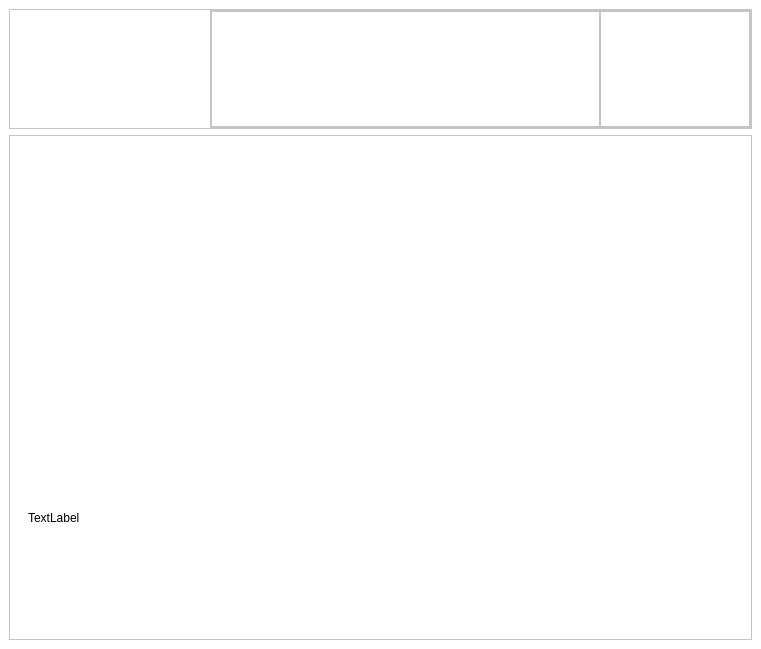
Above: Proyecto_1/interfaz.ui from JavierSanchez17/Proyecto_Estructuras before the change. Below: the same form after it.
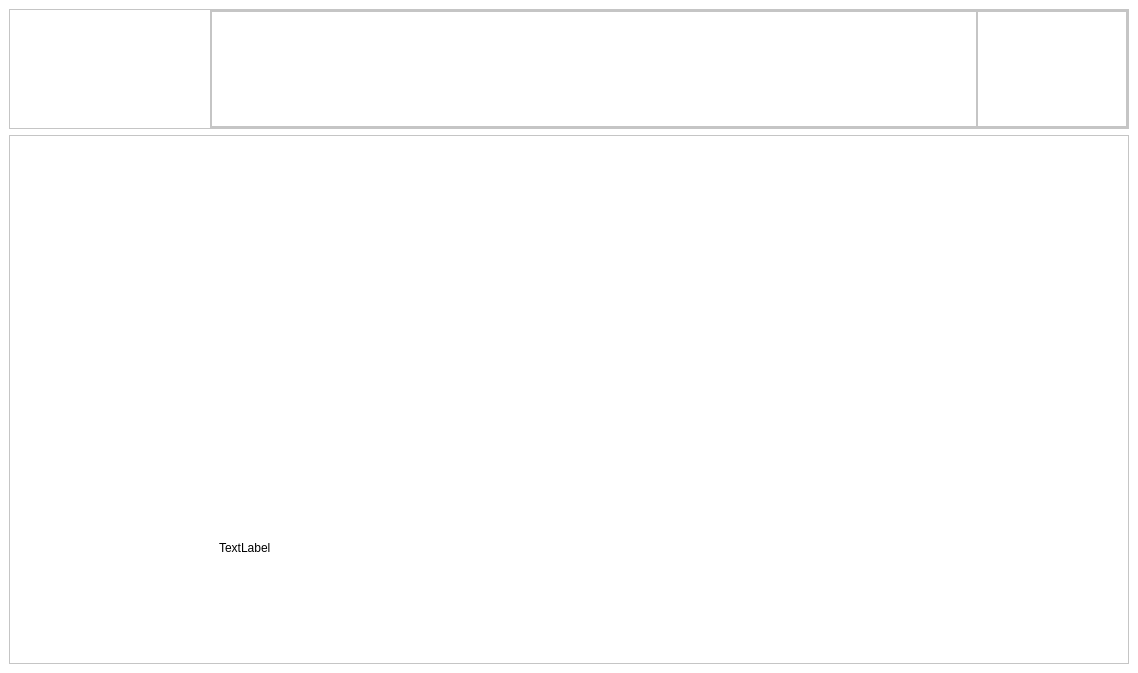
That is the form after the change. Icons and pictures are not drawn.

The edit to the form file:
```diff
--- a/Proyecto_1/interfaz.ui
+++ b/Proyecto_1/interfaz.ui
@@ -9,8 +9,8 @@
    <rect>
     <x>0</x>
     <y>0</y>
-    <width>761</width>
-    <height>649</height>
+    <width>1138</width>
+    <height>673</height>
    </rect>
   </property>
   <property name="font">
@@ -526,18 +526,33 @@
            <string notr="true">background-color: rgb(255, 255, 255);</string>
           </property>
           <layout class="QVBoxLayout" name="verticalLayout_4">
+           <property name="spacing">
+            <number>0</number>
+           </property>
+           <property name="leftMargin">
+            <number>200</number>
+           </property>
+           <property name="topMargin">
+            <number>0</number>
+           </property>
+           <property name="rightMargin">
+            <number>200</number>
+           </property>
+           <property name="bottomMargin">
+            <number>0</number>
+           </property>
            <item>
             <widget class="QLabel" name="label_4">
              <property name="minimumSize">
               <size>
-               <width>0</width>
-               <height>0</height>
+               <width>300</width>
+               <height>60</height>
               </size>
              </property>
              <property name="maximumSize">
               <size>
                <width>16777215</width>
-               <height>50</height>
+               <height>100</height>
               </size>
              </property>
              <property name="text">
@@ -547,6 +562,18 @@
            </item>
            <item>
             <widget class="QLabel" name="label_5">
+             <property name="minimumSize">
+              <size>
+               <width>200</width>
+               <height>200</height>
+              </size>
+             </property>
+             <property name="maximumSize">
+              <size>
+               <width>16777215</width>
+               <height>200</height>
+              </size>
+             </property>
              <property name="text">
               <string/>
              </property>
@@ -554,6 +581,18 @@
            </item>
            <item>
             <widget class="QLabel" name="gif">
+             <property name="minimumSize">
+              <size>
+               <width>500</width>
+               <height>15</height>
+              </size>
+             </property>
+             <property name="maximumSize">
+              <size>
+               <width>16777215</width>
+               <height>200</height>
+              </size>
+             </property>
              <property name="text">
               <string>TextLabel</string>
              </property>
```
Left out of the diff: 12 changed lines with no effect on the pictures.
